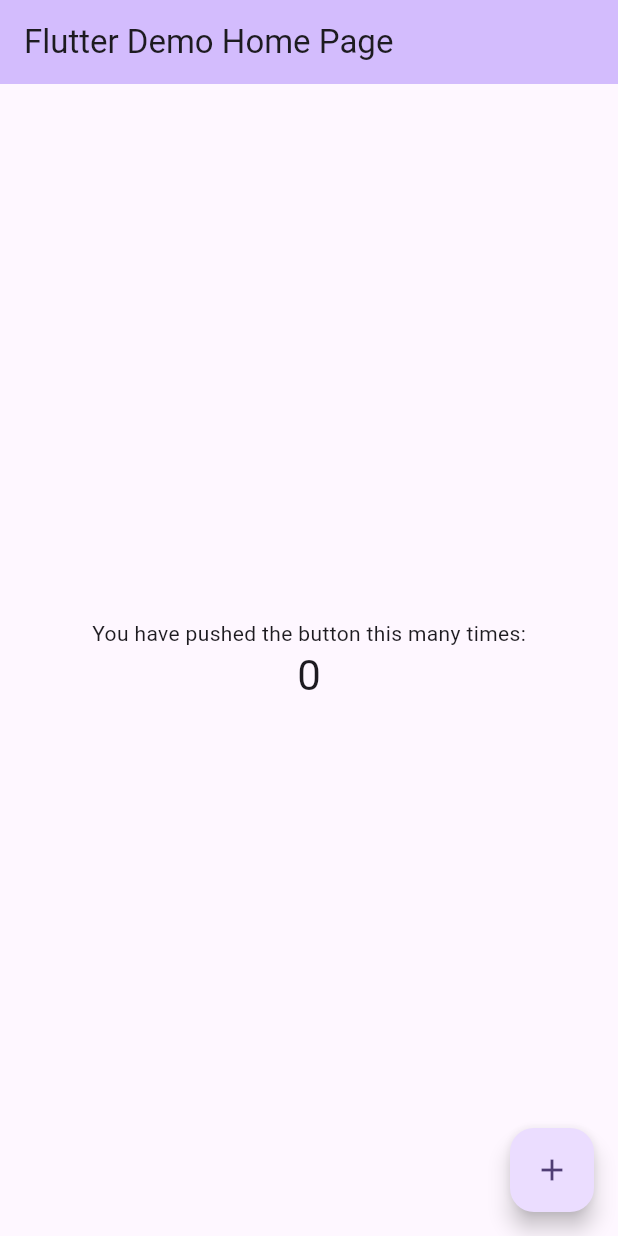
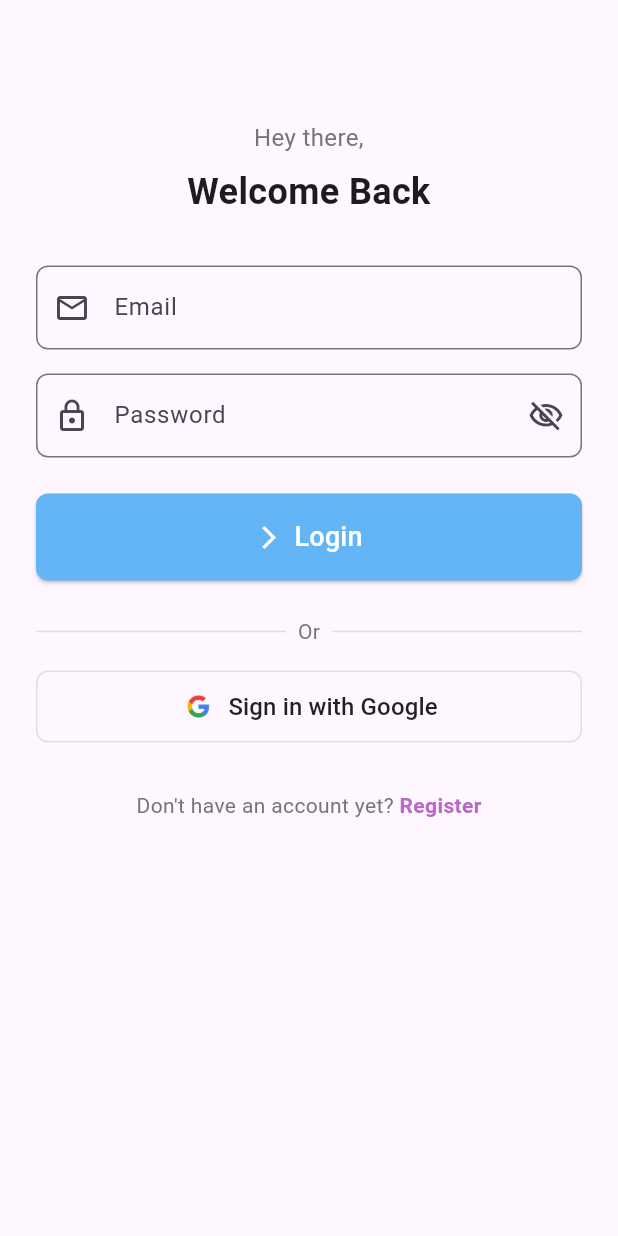
Before and after one commit to minaerdogan/getFit, a Flutter app: the screen it shows after launch, on a phone screen of 412 x 824 dp. Run offline on Flutter 3.47's test engine with Material 3 defaults, Android fonts, the phone set to English and light mode, and no system bars.

Commit message:
first commit
login page yapıldı

```diff
--- a/lib/main.dart
+++ b/lib/main.dart
@@ -1,4 +1,5 @@
 import 'package:flutter/material.dart';
+import 'package:proje/routes/login.dart';
 
 void main() {
   runApp(const MyApp());
@@ -7,119 +8,15 @@ void main() {
 class MyApp extends StatelessWidget {
   const MyApp({super.key});
 
-  // This widget is the root of your application.
   @override
   Widget build(BuildContext context) {
     return MaterialApp(
-      title: 'Flutter Demo',
+      debugShowCheckedModeBanner: false,
+      title: 'getFit',
       theme: ThemeData(
-        // This is the theme of your application.
-        //
-        // TRY THIS: Try running your application with "flutter run". You'll see
-        // the application has a purple toolbar. Then, without quitting the app,
-        // try changing the seedColor in the colorScheme below to Colors.green
-        // and then invoke "hot reload" (save your changes or press the "hot
-        // reload" button in a Flutter-supported IDE, or press "r" if you used
-        // the command line to start the app).
-        //
-        // Notice that the counter didn't reset back to zero; the application
-        // state is not lost during the reload. To reset the state, use hot
-        // restart instead.
-        //
-        // This works for code too, not just values: Most code changes can be
-        // tested with just a hot reload.
-        colorScheme: ColorScheme.fromSeed(seedColor: Colors.deepPurple),
-        useMaterial3: true,
+        primarySwatch: Colors.green,
       ),
-      home: const MyHomePage(title: 'Flutter Demo Home Page'),
+      home: LoginScreen(),
     );
   }
 }
-
-class MyHomePage extends StatefulWidget {
-  const MyHomePage({super.key, required this.title});
-
-  // This widget is the home page of your application. It is stateful, meaning
-  // that it has a State object (defined below) that contains fields that affect
-  // how it looks.
-
-  // This class is the configuration for the state. It holds the values (in this
-  // case the title) provided by the parent (in this case the App widget) and
-  // used by the build method of the State. Fields in a Widget subclass are
-  // always marked "final".
-
-  final String title;
-
-  @override
-  State<MyHomePage> createState() => _MyHomePageState();
-}
-
-class _MyHomePageState extends State<MyHomePage> {
-  int _counter = 0;
-
-  void _incrementCounter() {
-    setState(() {
-      // This call to setState tells the Flutter framework that something has
-      // changed in this State, which causes it to rerun the build method below
-      // so that the display can reflect the updated values. If we changed
-      // _counter without calling setState(), then the build method would not be
-      // called again, and so nothing would appear to happen.
-      _counter++;
-    });
-  }
-
-  @override
-  Widget build(BuildContext context) {
-    // This method is rerun every time setState is called, for instance as done
-    // by the _incrementCounter method above.
-    //
-    // The Flutter framework has been optimized to make rerunning build methods
-    // fast, so that you can just rebuild anything that needs updating rather
-    // than having to individually change instances of widgets.
-    return Scaffold(
-      appBar: AppBar(
-        // TRY THIS: Try changing the color here to a specific color (to
-        // Colors.amber, perhaps?) and trigger a hot reload to see the AppBar
-        // change color while the other colors stay the same.
-        backgroundColor: Theme.of(context).colorScheme.inversePrimary,
-        // Here we take the value from the MyHomePage object that was created by
-        // the App.build method, and use it to set our appbar title.
-        title: Text(widget.title),
-      ),
-      body: Center(
-        // Center is a layout widget. It takes a single child and positions it
-        // in the middle of the parent.
-        child: Column(
-          // Column is also a layout widget. It takes a list of children and
-          // arranges them vertically. By default, it sizes itself to fit its
-          // children horizontally, and tries to be as tall as its parent.
-          //
-          // Column has various properties to control how it sizes itself and
-          // how it positions its children. Here we use mainAxisAlignment to
-          // center the children vertically; the main axis here is the vertical
-          // axis because Columns are vertical (the cross axis would be
-          // horizontal).
-          //
-          // TRY THIS: Invoke "debug painting" (choose the "Toggle Debug Paint"
-          // action in the IDE, or press "p" in the console), to see the
-          // wireframe for each widget.
-          mainAxisAlignment: MainAxisAlignment.center,
-          children: <Widget>[
-            const Text(
-              'You have pushed the button this many times:',
-            ),
-            Text(
-              '$_counter',
-              style: Theme.of(context).textTheme.headlineMedium,
-            ),
-          ],
-        ),
-      ),
-      floatingActionButton: FloatingActionButton(
-        onPressed: _incrementCounter,
-        tooltip: 'Increment',
-        child: const Icon(Icons.add),
-      ), // This trailing comma makes auto-formatting nicer for build methods.
-    );
-  }
-}
--- /dev/null
+++ b/lib/routes/login.dart
@@ -0,0 +1,227 @@
+import 'package:flutter/material.dart';
+// başka sayfaların importlanması lazım
+
+
+
+
+class LoginScreen extends StatefulWidget {
+
+  @override
+  _LoginScreenState createState() => _LoginScreenState();
+}
+
+class _LoginScreenState extends State<LoginScreen> {
+  final TextEditingController _emailController = TextEditingController();
+  final _formKey = GlobalKey<FormState>();
+  bool _obscurePassword = true;
+
+  String? _validateEmail(String? value) {
+    if (value == null || value.isEmpty) {
+      return 'Please enter your email';
+    }
+    // Basic email validation using a regular expression
+    final emailRegex = RegExp(r'^[\w-]+(\.[\w-]+)*@([\w-]+\.)+[a-zA-Z]{2,7}$');
+    if (!emailRegex.hasMatch(value)) {
+      return 'Please enter a valid email address';
+    }
+    return null;
+  }
+  void _togglePasswordVisibility() {
+    setState(() {
+      _obscurePassword = !_obscurePassword;
+    });
+  }
+
+  String? _validatePassword(String? value) {
+    if (value == null || value.isEmpty) {
+      return 'Please enter your password';
+    }
+    return null;
+  }
+  // This will be changed after we get the database
+  void _login() {
+    if (_formKey.currentState!.validate()) {
+      // If the form is valid, proceed with login logic
+      String email = _emailController.text;
+      String password = ''; // Get password from its controller
+
+      print('Logging in with Email: $email, Password: $password');
+      // Add your actual login API call or authentication logic here
+      // For now, without a database, just navigate to the home page
+
+      /*Navigator.pushReplacement(
+        context,
+        MaterialPageRoute(builder: (context) => HomeScreen()),
+        // Home screen e geçiş
+      );
+      */
+
+    }
+  }
+
+  @override
+  Widget build(BuildContext context) {
+    return Scaffold(
+      appBar: AppBar(
+        title: Text(''),
+        backgroundColor: Colors.transparent,
+        elevation: 0,
+        iconTheme: IconThemeData(
+          color: Colors.black,
+        ),
+      ),
+      body: SingleChildScrollView(
+        padding: EdgeInsets.all(24.0),
+        child: Form(
+          key: _formKey,
+          child: Column(
+            crossAxisAlignment: CrossAxisAlignment.stretch,
+            children: <Widget>[
+              Text(
+                'Hey there,',
+                style: TextStyle(fontSize: 16.0, color: Colors.grey[600]),
+                textAlign: TextAlign.center,
+              ),
+              SizedBox(height: 8.0),
+              Text(
+                'Welcome Back',
+                style: TextStyle(fontSize: 24.0, fontWeight: FontWeight.bold),
+                textAlign: TextAlign.center,
+              ),
+              SizedBox(height: 32.0),
+              TextFormField(
+                controller: _emailController,
+                decoration: InputDecoration(
+                  prefixIcon: Icon(Icons.email_outlined),
+                  labelText: 'Email',
+                  border: OutlineInputBorder(
+                    borderRadius: BorderRadius.circular(8.0),
+                  ),
+                ),
+                keyboardType: TextInputType.emailAddress,
+                validator: _validateEmail,
+              ),
+              SizedBox(height: 16.0),
+              TextFormField(
+                obscureText: _obscurePassword,
+                decoration: InputDecoration(
+                  prefixIcon: Icon(Icons.lock_outline),
+                  labelText: 'Password',
+                  border: OutlineInputBorder(
+                    borderRadius: BorderRadius.circular(8.0),
+                  ),
+                  suffixIcon: GestureDetector( // Make the icon tappable
+                    onTap: _togglePasswordVisibility,
+                    child: Icon(
+                      _obscurePassword
+                          ? Icons.visibility_off_outlined
+                          : Icons.visibility_outlined,
+                    ),
+                  ),
+                ),
+                // You can add password validation here if needed
+                validator: _validatePassword,
+              ),
+              SizedBox(height: 24.0),
+              ElevatedButton(
+                onPressed: _login,
+                style: ElevatedButton.styleFrom(
+                  backgroundColor: Colors.blue.shade300,
+                  padding: EdgeInsets.symmetric(vertical: 16.0),
+                  shape: RoundedRectangleBorder(
+                    borderRadius: BorderRadius.circular(8.0),
+                  ),
+                ),
+                child: Row(
+                  mainAxisAlignment: MainAxisAlignment.center,
+                  children: <Widget>[
+                    Icon(Icons.arrow_forward_ios, color: Colors.white),
+                    SizedBox(width: 8.0),
+                    Text(
+                      'Login',
+                      style: TextStyle(color: Colors.white, fontSize: 18.0),
+                    ),
+                  ],
+                ),
+              ),
+              SizedBox(height: 24.0),
+              Row(
+                mainAxisAlignment: MainAxisAlignment.center,
+                children: <Widget>[
+                  Expanded(
+                    child: Divider(
+                      color: Colors.grey[300],
+                      thickness: 1.0,
+                    ),
+                  ),
+                  Padding(
+                    padding: const EdgeInsets.symmetric(horizontal: 8.0),
+                    child: Text(
+                      'Or',
+                      style: TextStyle(color: Colors.grey[600]),
+                    ),
+                  ),
+                  Expanded(
+                    child: Divider(
+                      color: Colors.grey[300],
+                      thickness: 1.0,
+                    ),
+                  ),
+                ],
+              ),
+              SizedBox(height: 16.0),
+              OutlinedButton(
+                onPressed: () {
+                  print('Sign in with Google');
+                },
+                style: OutlinedButton.styleFrom(
+                  shape: RoundedRectangleBorder(
+                    borderRadius: BorderRadius.circular(8.0),
+                  ),
+                  side: BorderSide(color: Colors.grey[300]!),
+                  padding: EdgeInsets.symmetric(vertical: 12.0),
+                ),
+                child: Row(
+                  mainAxisAlignment: MainAxisAlignment.center,
+                  children: <Widget>[
+                    Image.asset(
+                      'assets/7123025_logo_google_g_icon.png',
+                      height: 24.0,
+                    ),
+                    SizedBox(width: 8.0),
+                    Text(
+                      'Sign in with Google',
+                      style: TextStyle(color: Colors.black87, fontSize: 16.0),
+                    ),
+                  ],
+                ),
+              ),
+              SizedBox(height: 32.0),
+              Row(
+                mainAxisAlignment: MainAxisAlignment.center,
+                children: <Widget>[
+                  Text(
+                    "Don't have an account yet? ",
+                    style: TextStyle(color: Colors.grey[600]),
+                  ),
+                  GestureDetector(
+                    onTap: () {
+                      print('Register tapped');
+                    },
+                    child: Text(
+                      'Register',
+                      style: TextStyle(
+                        color: Colors.purple[300],
+                        fontWeight: FontWeight.bold,
+                      ),
+                    ),
+                  ),
+                ],
+              ),
+            ],
+          ),
+        ),
+      ),
+    );
+  }
+}
```
Also changed, not shown: lib/util/buttons.dart (deleted, +0 -27 lines), lib/util/colors.dart (deleted, +0 -9 lines), lib/util/dimensions.dart (deleted, +0 -35 lines), lib/util/textstyles.dart (deleted, +0 -34 lines), pubspec.yaml (+4 -3 lines), assets/7123025_logo_google_g_icon.png (added), lib/routes/register1.dart (deleted), pubspec.lock, 27 other files.
